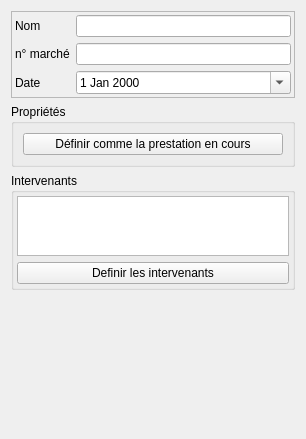
Before: the Qt Designer form Lamia/iface/qgiswidget/tools/toolprepro/base3/lamiabase_delivery_tool_ui.ui in Artelia/Lamia, drawn with Qt 5.
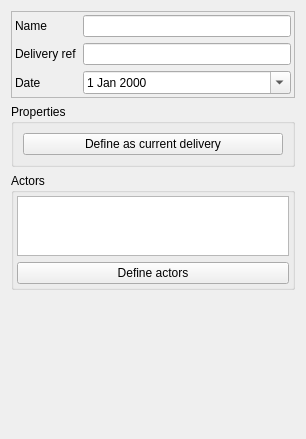
After: the same form once the commit is applied.

```diff
--- a/Lamia/iface/qgiswidget/tools/toolprepro/base3/lamiabase_delivery_tool_ui.ui
+++ b/Lamia/iface/qgiswidget/tools/toolprepro/base3/lamiabase_delivery_tool_ui.ui
@@ -41,7 +41,7 @@
       <item row="0" column="0">
        <widget class="QLabel" name="label_nom">
         <property name="text">
-         <string>Nom</string>
+         <string>Name</string>
         </property>
        </widget>
       </item>
@@ -88,7 +88,7 @@
       <item row="1" column="0">
        <widget class="QLabel" name="label_2">
         <property name="text">
-         <string>n° marché</string>
+         <string>Delivery ref</string>
         </property>
        </widget>
       </item>
@@ -101,13 +101,13 @@
    <item>
     <widget class="QGroupBox" name="groupBox">
      <property name="title">
-      <string>Propriétés</string>
+      <string>Properties</string>
      </property>
      <layout class="QVBoxLayout" name="verticalLayout_2">
       <item>
        <widget class="QPushButton" name="pushButton_currentPrestation">
         <property name="text">
-         <string>Définir comme la prestation en cours</string>
+         <string>Define as current delivery</string>
         </property>
        </widget>
       </item>
@@ -117,7 +117,7 @@
    <item>
     <widget class="QGroupBox" name="groupBox_2">
      <property name="title">
-      <string>Intervenants</string>
+      <string>Actors</string>
      </property>
      <layout class="QVBoxLayout" name="verticalLayout_3">
       <property name="leftMargin">
@@ -145,7 +145,7 @@
       <item>
        <widget class="QPushButton" name="pushButton_defineinter">
         <property name="text">
-         <string>Definir les intervenants</string>
+         <string>Define actors</string>
         </property>
        </widget>
       </item>
```
Left out of the diff: 4 changed lines with no effect on the pictures.
